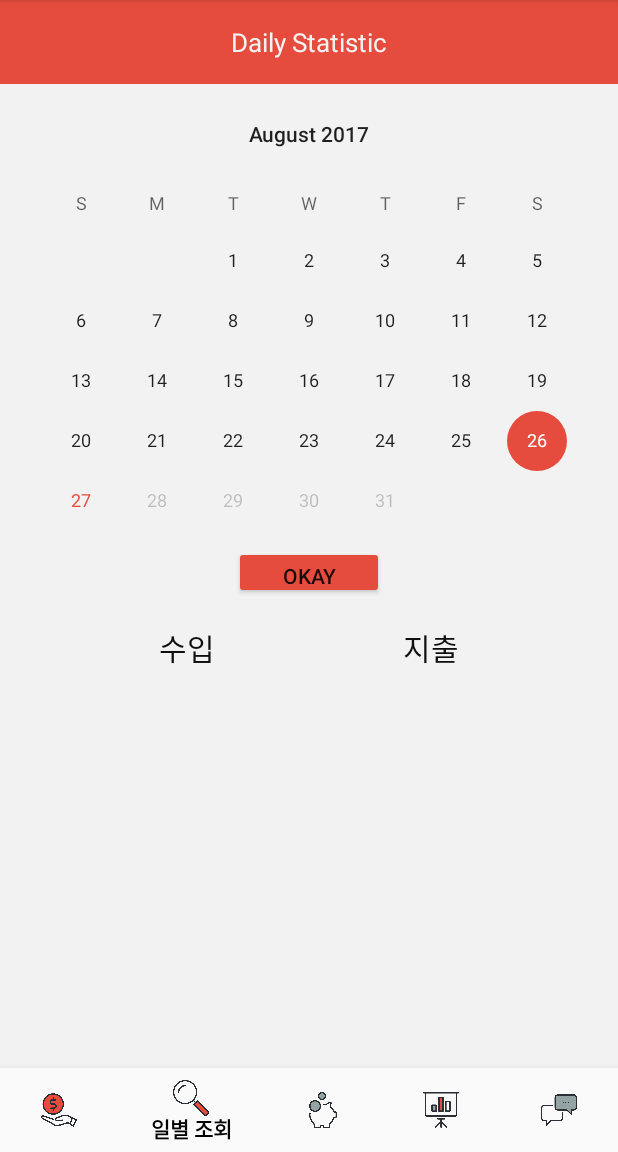
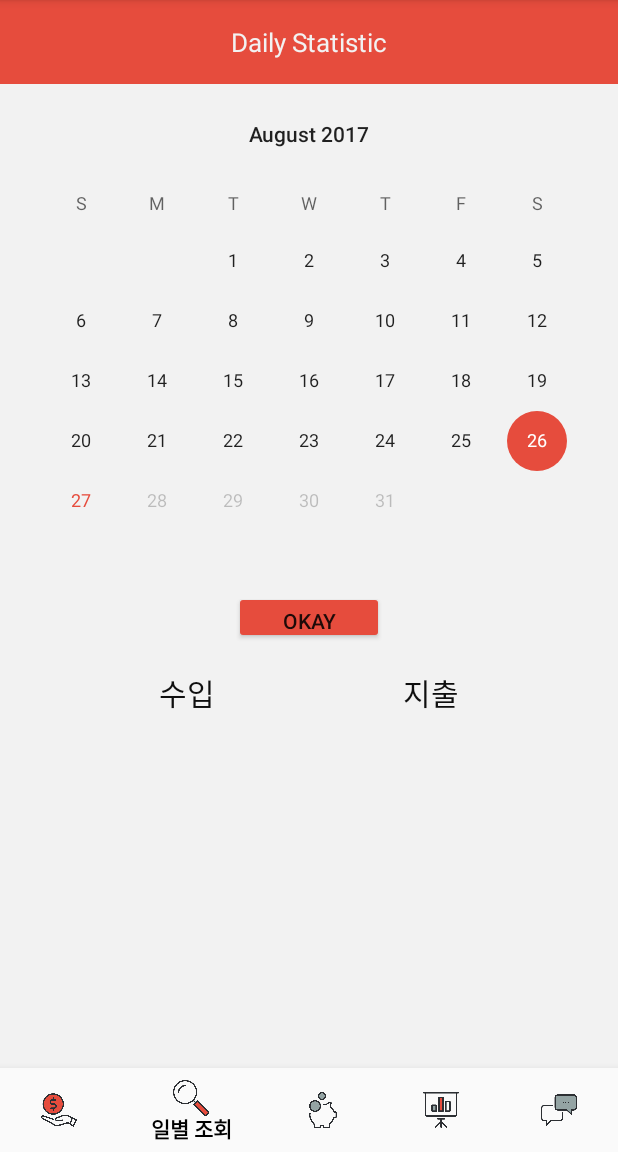
Before and after one commit to jutopiha/joy-android-ver-2.0, an Android app: the screen it shows after launch (MainActivity), item 2 of the bottom bar chosen, on a phone screen of 412 x 824 dp, the part 84-1236 px from its top. Run offline under Robolectric (Android 15) with nearby library versions, the phone set to English and light mode, and no system bars; our stand-ins replace Navigation 3; libraries missing offline, so code that uses them is left out: com.facebook, com.github.mikephil.charting; Roboto replaces fonts that are not available here; 1 statement that could not run was skipped.

Commit message:
edit fragment_daily (delete marginTop)

```diff
--- a/app/src/main/res/layout/fragment_daily.xml
+++ b/app/src/main/res/layout/fragment_daily.xml
@@ -54,8 +54,7 @@
             android:layout_height="35dp"
             android:theme = "@style/MyButton"
             android:layout_below="@id/calendar"
-            android:layout_centerHorizontal="true"
-            android:layout_marginTop="-30dp"/>
+            android:layout_centerHorizontal="true"/>
     </RelativeLayout>
 
     <RelativeLayout
```
